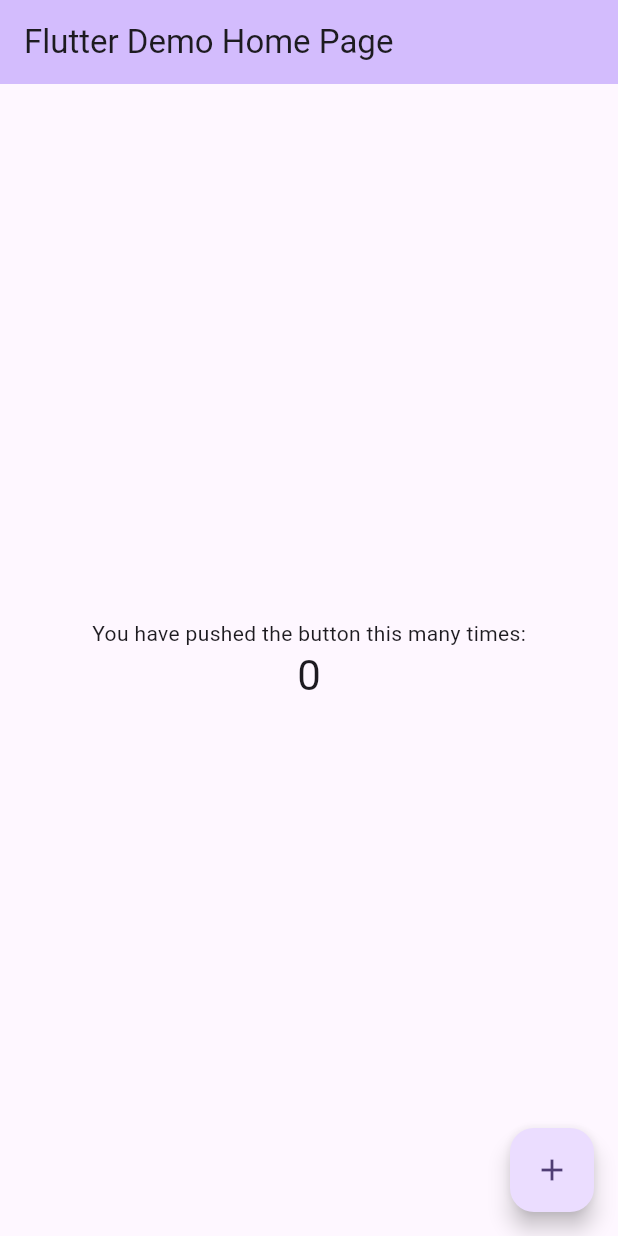
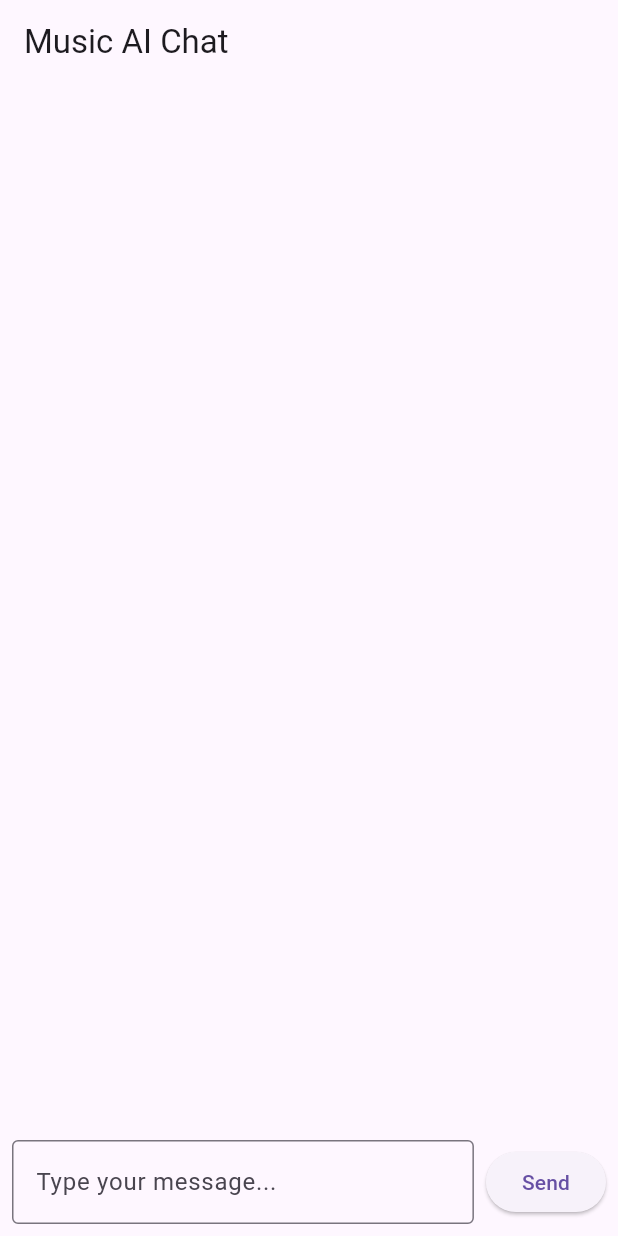
Before and after one commit to MrFlopsky/Pixelated_Brains, a Flutter app: the screen it shows after launch, on a phone screen of 412 x 824 dp. Run offline on Flutter 3.47's test engine with Material 3 defaults, Android fonts, the phone set to English and light mode, and no system bars.

Commit message:
Front End Edit
Partea de inceput de front end

```diff
--- a/lib/main.dart
+++ b/lib/main.dart
@@ -1,125 +1,103 @@
 import 'package:flutter/material.dart';
 
 void main() {
-  runApp(const MyApp());
+  runApp(MusicChatApp());
 }
 
-class MyApp extends StatelessWidget {
-  const MyApp({super.key});
-
-  // This widget is the root of your application.
+class MusicChatApp extends StatelessWidget {
   @override
   Widget build(BuildContext context) {
     return MaterialApp(
-      title: 'Flutter Demo',
-      theme: ThemeData(
-        // This is the theme of your application.
-        //
-        // TRY THIS: Try running your application with "flutter run". You'll see
-        // the application has a purple toolbar. Then, without quitting the app,
-        // try changing the seedColor in the colorScheme below to Colors.green
-        // and then invoke "hot reload" (save your changes or press the "hot
-        // reload" button in a Flutter-supported IDE, or press "r" if you used
-        // the command line to start the app).
-        //
-        // Notice that the counter didn't reset back to zero; the application
-        // state is not lost during the reload. To reset the state, use hot
-        // restart instead.
-        //
-        // This works for code too, not just values: Most code changes can be
-        // tested with just a hot reload.
-        colorScheme: ColorScheme.fromSeed(seedColor: Colors.deepPurple),
-        useMaterial3: true,
-      ),
-      home: const MyHomePage(title: 'Flutter Demo Home Page'),
+      title: 'Music AI Chat',
+      theme: ThemeData(primarySwatch: Colors.blue),
+      home: ChatScreen(),
     );
   }
 }
 
-class MyHomePage extends StatefulWidget {
-  const MyHomePage({super.key, required this.title});
-
-  // This widget is the home page of your application. It is stateful, meaning
-  // that it has a State object (defined below) that contains fields that affect
-  // how it looks.
-
-  // This class is the configuration for the state. It holds the values (in this
-  // case the title) provided by the parent (in this case the App widget) and
-  // used by the build method of the State. Fields in a Widget subclass are
-  // always marked "final".
-
-  final String title;
-
+class ChatScreen extends StatefulWidget {
   @override
-  State<MyHomePage> createState() => _MyHomePageState();
+  _ChatScreenState createState() => _ChatScreenState();
 }
 
-class _MyHomePageState extends State<MyHomePage> {
-  int _counter = 0;
+class _ChatScreenState extends State<ChatScreen> {
+  final List<Map<String, String>> messages = [];
+  final TextEditingController _controller = TextEditingController();
 
-  void _incrementCounter() {
+  // Function to add a message to the chat
+  void _sendMessage(String content) {
+    if (content.trim().isEmpty) return;
+
     setState(() {
-      // This call to setState tells the Flutter framework that something has
-      // changed in this State, which causes it to rerun the build method below
-      // so that the display can reflect the updated values. If we changed
-      // _counter without calling setState(), then the build method would not be
-      // called again, and so nothing would appear to happen.
-      _counter++;
+      messages.add({'sender': 'user', 'text': content});
+      messages.add({'sender': 'bot', 'text': _generateBotResponse(content)});
     });
+
+    _controller.clear();
+  }
+
+  // Placeholder bot response generator
+  String _generateBotResponse(String userInput) {
+    return "Great! Let's talk about \"$userInput\".";
   }
 
   @override
   Widget build(BuildContext context) {
-    // This method is rerun every time setState is called, for instance as done
-    // by the _incrementCounter method above.
-    //
-    // The Flutter framework has been optimized to make rerunning build methods
-    // fast, so that you can just rebuild anything that needs updating rather
-    // than having to individually change instances of widgets.
     return Scaffold(
       appBar: AppBar(
-        // TRY THIS: Try changing the color here to a specific color (to
-        // Colors.amber, perhaps?) and trigger a hot reload to see the AppBar
-        // change color while the other colors stay the same.
-        backgroundColor: Theme.of(context).colorScheme.inversePrimary,
-        // Here we take the value from the MyHomePage object that was created by
-        // the App.build method, and use it to set our appbar title.
-        title: Text(widget.title),
+        title: Text('Music AI Chat'),
       ),
-      body: Center(
-        // Center is a layout widget. It takes a single child and positions it
-        // in the middle of the parent.
-        child: Column(
-          // Column is also a layout widget. It takes a list of children and
-          // arranges them vertically. By default, it sizes itself to fit its
-          // children horizontally, and tries to be as tall as its parent.
-          //
-          // Column has various properties to control how it sizes itself and
-          // how it positions its children. Here we use mainAxisAlignment to
-          // center the children vertically; the main axis here is the vertical
-          // axis because Columns are vertical (the cross axis would be
-          // horizontal).
-          //
-          // TRY THIS: Invoke "debug painting" (choose the "Toggle Debug Paint"
-          // action in the IDE, or press "p" in the console), to see the
-          // wireframe for each widget.
-          mainAxisAlignment: MainAxisAlignment.center,
-          children: <Widget>[
-            const Text(
-              'You have pushed the button this many times:',
+      body: Column(
+        children: [
+          // Chat messages
+          Expanded(
+            child: ListView.builder(
+              itemCount: messages.length,
+              itemBuilder: (context, index) {
+                final message = messages[index];
+                final isUser = message['sender'] == 'user';
+                return Align(
+                  alignment: isUser ? Alignment.centerRight : Alignment.centerLeft,
+                  child: Container(
+                    margin: EdgeInsets.symmetric(vertical: 5, horizontal: 10),
+                    padding: EdgeInsets.all(10),
+                    decoration: BoxDecoration(
+                      color: isUser ? Colors.blueAccent : Colors.grey.shade200,
+                      borderRadius: BorderRadius.circular(10),
+                    ),
+                    child: Text(
+                      message['text']!,
+                      style: TextStyle(color: isUser ? Colors.white : Colors.black),
+                    ),
+                  ),
+                );
+              },
             ),
-            Text(
-              '$_counter',
-              style: Theme.of(context).textTheme.headlineMedium,
+          ),
+          // Input field
+          Padding(
+            padding: const EdgeInsets.all(8.0),
+            child: Row(
+              children: [
+                Expanded(
+                  child: TextField(
+                    controller: _controller,
+                    decoration: InputDecoration(
+                      hintText: 'Type your message...',
+                      border: OutlineInputBorder(),
+                    ),
+                  ),
+                ),
+                SizedBox(width: 8),
+                ElevatedButton(
+                  onPressed: () => _sendMessage(_controller.text),
+                  child: Text('Send'),
+                ),
+              ],
             ),
-          ],
-        ),
+          ),
+        ],
       ),
-      floatingActionButton: FloatingActionButton(
-        onPressed: _incrementCounter,
-        tooltip: 'Increment',
-        child: const Icon(Icons.add),
-      ), // This trailing comma makes auto-formatting nicer for build methods.
     );
   }
 }
```
